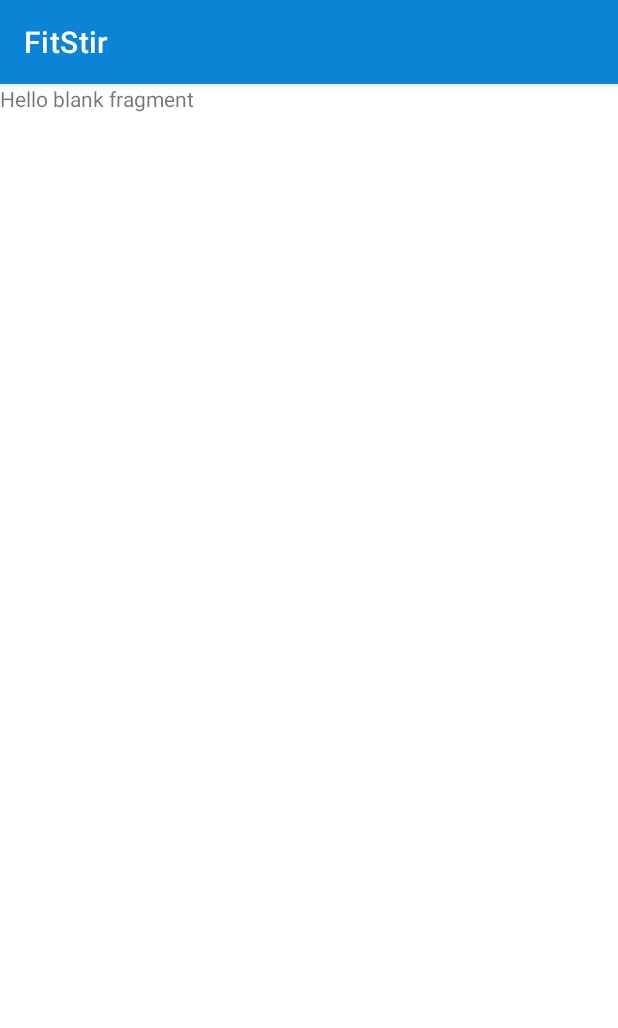
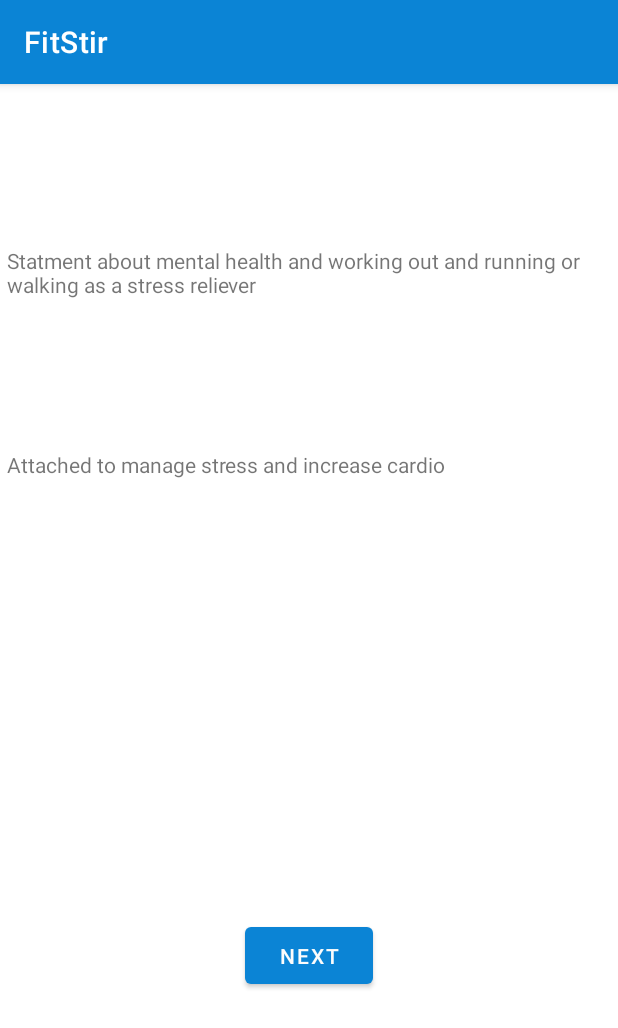
Before and after one commit to shastye/FitStir, an Android app: the fragment MessagBoard3Fragment shown on its own in the app's theme, on a phone screen of 412 x 824 dp. Shown: the top 1028 px of the screen. Run offline under Robolectric (Android 15) with nearby library versions, the phone set to English and light mode, and no system bars.

Commit message:
simple message board according to selection

```diff
--- a/app/src/main/res/layout/fragment_messag_board3.xml
+++ b/app/src/main/res/layout/fragment_messag_board3.xml
@@ -1,14 +1,40 @@
 <?xml version="1.0" encoding="utf-8"?>
-<FrameLayout xmlns:android="http://schemas.android.com/apk/res/android"
+<androidx.constraintlayout.widget.ConstraintLayout xmlns:android="http://schemas.android.com/apk/res/android"
+    xmlns:app="http://schemas.android.com/apk/res-auto"
     xmlns:tools="http://schemas.android.com/tools"
     android:layout_width="match_parent"
     android:layout_height="match_parent"
     tools:context=".ui.connect.MessagBoard3Fragment">
 
-    <!-- TODO: Update blank fragment layout -->
     <TextView
-        android:layout_width="match_parent"
-        android:layout_height="match_parent"
-        android:text="@string/hello_blank_fragment" />
+        android:layout_width="402dp"
+        android:layout_height="62dp"
+        android:layout_marginTop="108dp"
+        android:text="Statment about mental health and working out and running or walking as a stress reliever"
+        app:layout_constraintEnd_toEndOf="parent"
+        app:layout_constraintHorizontal_bias="0.0"
+        app:layout_constraintStart_toStartOf="@+id/textView"
+        app:layout_constraintTop_toTopOf="parent" />
 
-</FrameLayout>
+    <TextView
+        android:id="@+id/textView"
+        android:layout_width="402dp"
+        android:layout_height="62dp"
+        android:layout_marginTop="244dp"
+        android:text="Attached to manage stress and increase cardio"
+        app:layout_constraintEnd_toEndOf="parent"
+        app:layout_constraintHorizontal_bias="0.444"
+        app:layout_constraintStart_toStartOf="parent"
+        app:layout_constraintTop_toTopOf="parent" />
+
+    <Button
+        android:id="@+id/button_next3"
+        android:layout_width="85dp"
+        android:layout_height="50dp"
+        android:layout_marginTop="556dp"
+        android:text="Next"
+        app:layout_constraintEnd_toEndOf="parent"
+        app:layout_constraintStart_toStartOf="parent"
+        app:layout_constraintTop_toTopOf="parent" />
+
+</androidx.constraintlayout.widget.ConstraintLayout>
```
Also changed, not shown: app/src/main/res/layout/fragment_message_board.xml (+32 -6 lines), app/src/main/res/layout/fragment_message_board2.xml (+32 -6 lines), app/src/main/res/navigation/connect_navigation.xml (+30 -0 lines).
